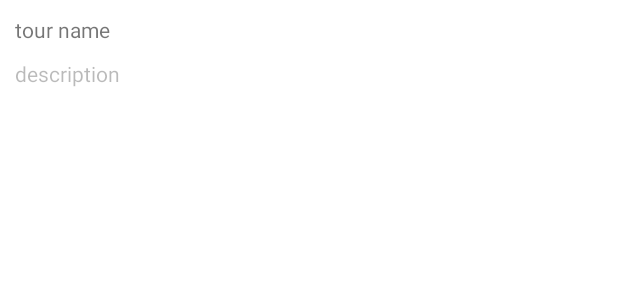
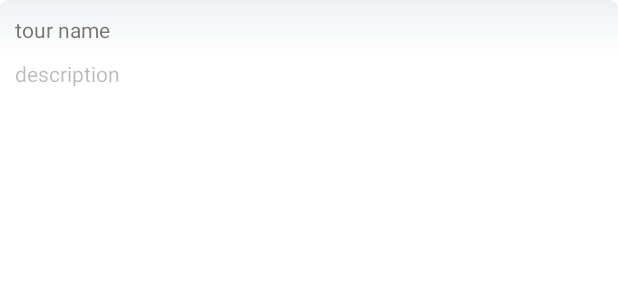
Before and after one commit to SirChardash/piria-android, an Android app: the layout tour_card.xml on its own in the app's theme, with its tools: preview values and no code run, on a phone screen of 412 x 824 dp. Shown: the top 300 px of the screen. Run offline under Robolectric (Android 15) with nearby library versions, the phone set to English and light mode, and no system bars.

Commit message:
Add background to cards

```diff
--- /dev/null
+++ b/app/src/main/res/drawable/shadow.xml
@@ -0,0 +1,9 @@
+<shape xmlns:android="http://schemas.android.com/apk/res/android"
+    android:shape="rectangle">
+    <gradient android:type="linear"
+        android:angle="-90"
+        android:startColor="#EEF1F3"
+        android:centerColor="#FFFFFF"
+        android:endColor="#FFFFFF"  />
+    <corners android:radius="5dp" />
+</shape>
--- a/app/src/main/res/layout/museum_card.xml
+++ b/app/src/main/res/layout/museum_card.xml
@@ -4,7 +4,8 @@
     xmlns:tools="http://schemas.android.com/tools"
     android:id="@+id/merge"
     android:layout_width="match_parent"
-    android:layout_height="40pt">
+    android:layout_height="40pt"
+    android:background="@drawable/shadow">
 
     <TextView
         android:id="@+id/nameLabel"
--- a/app/src/main/res/layout/tour_card.xml
+++ b/app/src/main/res/layout/tour_card.xml
@@ -5,7 +5,7 @@
     android:id="@+id/merge"
     android:layout_width="match_parent"
     android:layout_height="wrap_content"
-    android:minHeight="40pt">
+    android:background="@drawable/shadow">
 
     <TextView
         android:id="@+id/nameLabel"
@@ -18,6 +18,7 @@
         app:layout_constraintTop_toTopOf="parent" />
 
     <TextView
+        android:id="@+id/textView"
         android:layout_width="match_parent"
         android:layout_height="wrap_content"
         android:layout_marginStart="10dp"
@@ -29,4 +30,10 @@
         app:layout_constraintStart_toStartOf="parent"
         app:layout_constraintTop_toBottomOf="@+id/nameLabel" />
 
+    <Space
+        android:layout_width="match_parent"
+        android:layout_height="16dp"
+        app:layout_constraintTop_toBottomOf="@+id/textView"
+        tools:layout_editor_absoluteX="0dp" />
+
 </androidx.constraintlayout.widget.ConstraintLayout>
```
